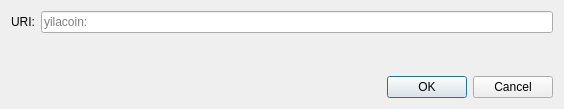
This is src/qt/forms/openuridialog.ui in kylacoin/kylacoin as Qt 5 draws it before an edit. The edited form follows.
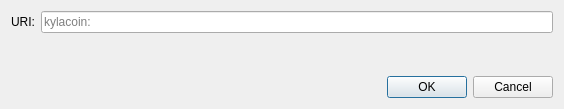
This is the edited form. Custom widgets are drawn as their Qt base class.

Patch:
```diff
--- a/src/qt/forms/openuridialog.ui
+++ b/src/qt/forms/openuridialog.ui
@@ -26,7 +26,7 @@
      <item>
       <widget class="QValidatedLineEdit" name="uriEdit">
        <property name="placeholderText">
-        <string notr="true">yilacoin:</string>
+        <string notr="true">kylacoin:</string>
        </property>
       </widget>
      </item>
```
Left out of the diff: 2 changed lines with no effect on the pictures.
